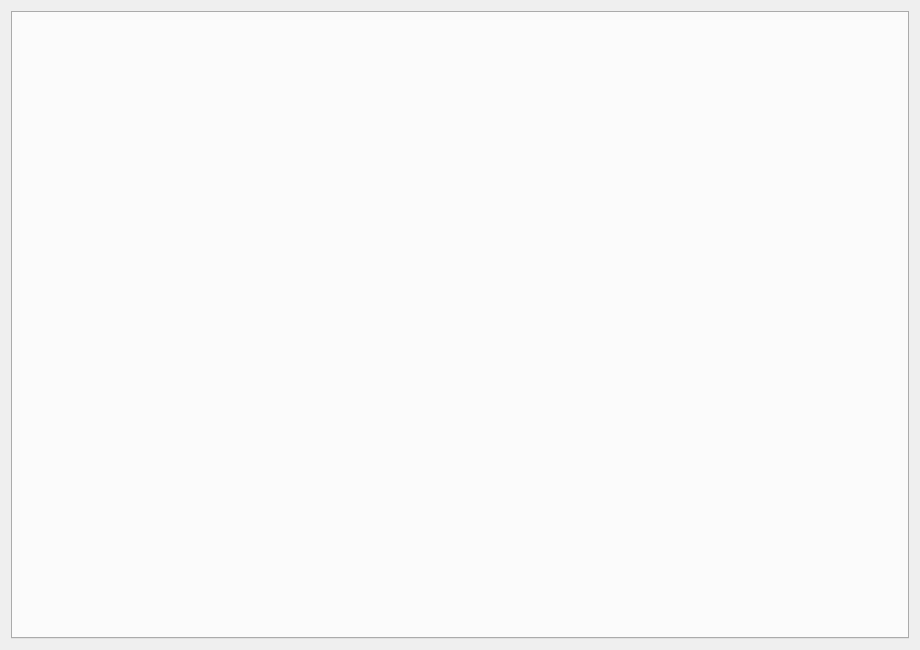
The window that src/ckb/mainwindow.ui (ckb-next/ckb-next) describes before a commit, drawn with Qt 5.
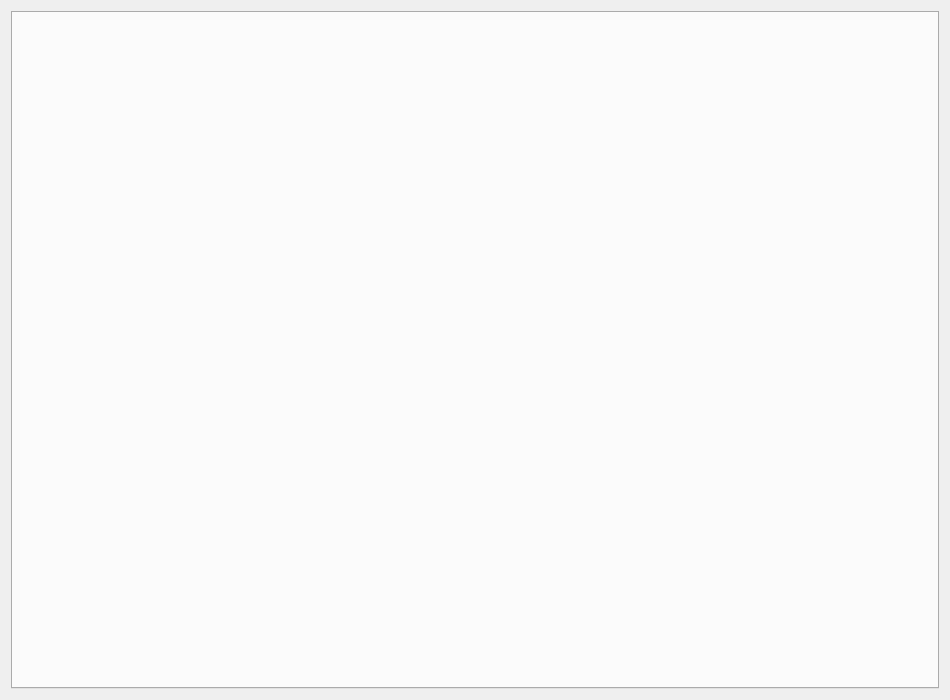
The same window after the commit. Icons and pictures are not drawn.

Patch:
```diff
--- a/src/ckb/mainwindow.ui
+++ b/src/ckb/mainwindow.ui
@@ -6,14 +6,14 @@
    <rect>
     <x>0</x>
     <y>0</y>
-    <width>920</width>
-    <height>650</height>
+    <width>950</width>
+    <height>700</height>
    </rect>
   </property>
   <property name="minimumSize">
    <size>
-    <width>920</width>
-    <height>650</height>
+    <width>950</width>
+    <height>700</height>
    </size>
   </property>
   <property name="windowTitle">
```
